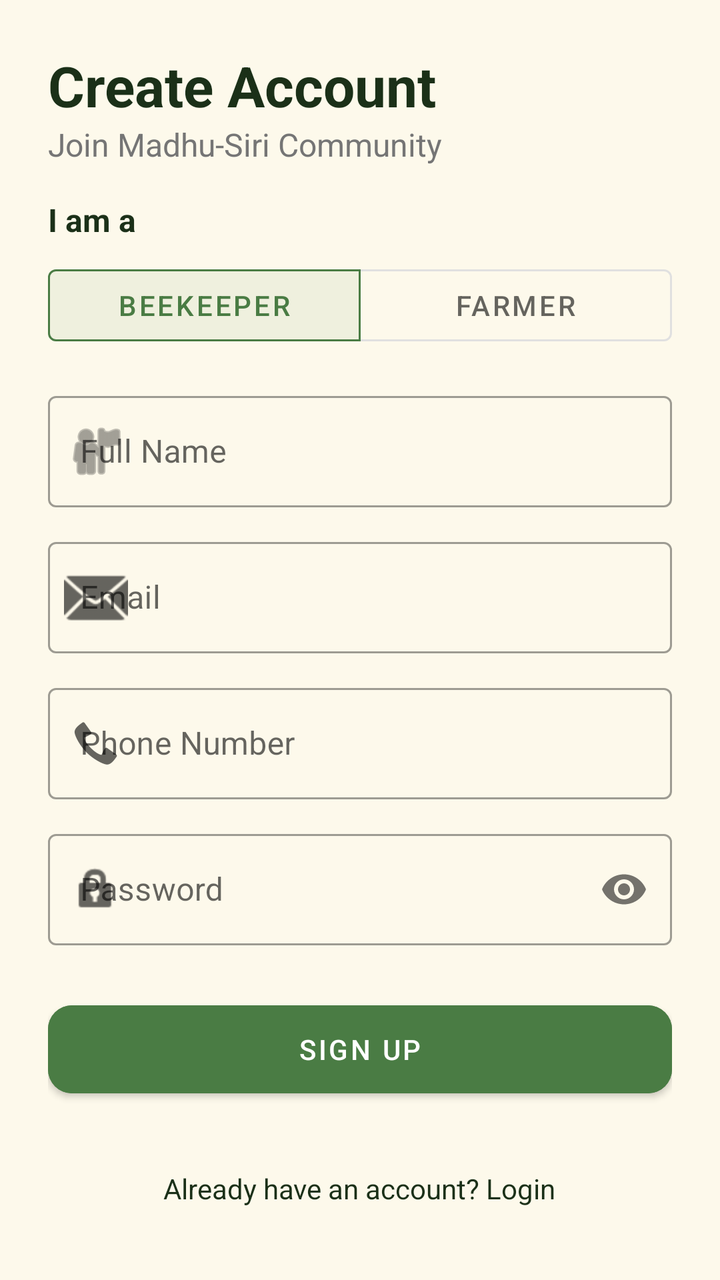
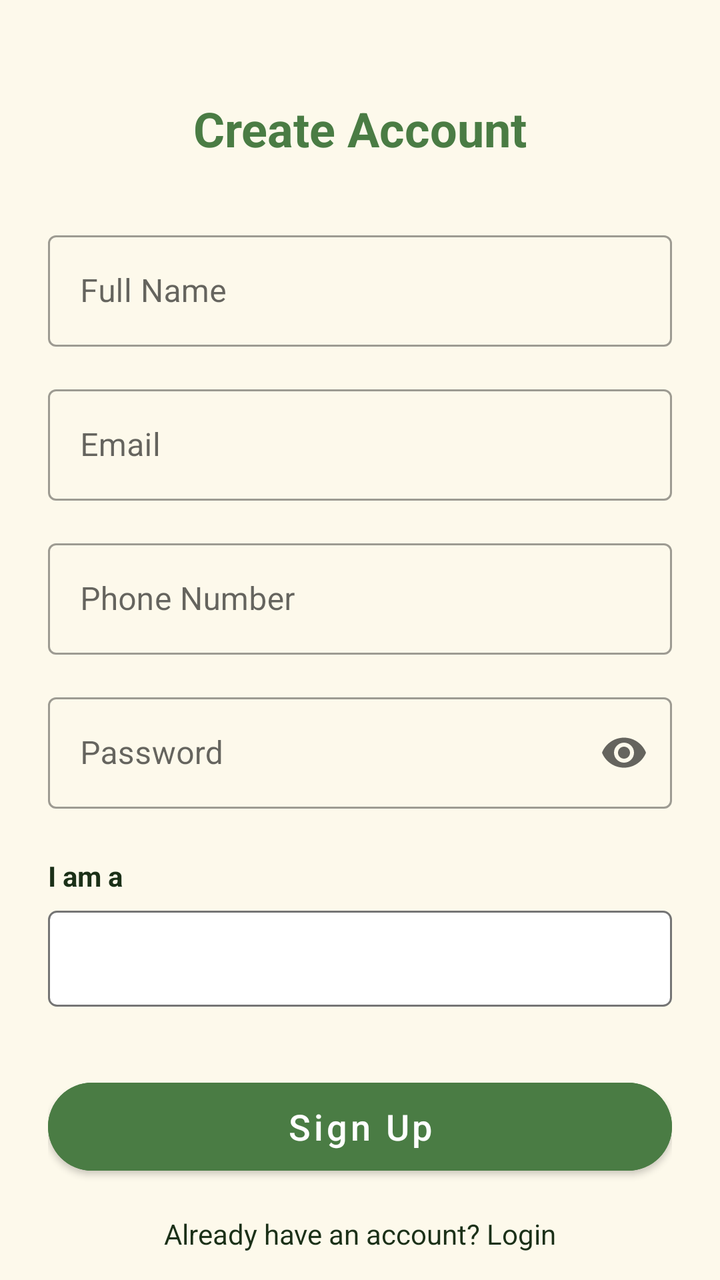

Two renders of the same Android screen: before a commit and after it. Below are the layout's source before the change and the commit's diff.
<!-- AndroidManifest.xml: application theme Theme.MadhuSiri -->
<!-- res/layout/activity_signup.xml -->
<?xml version="1.0" encoding="utf-8"?>
<ScrollView xmlns:android="http://schemas.android.com/apk/res/android"
    xmlns:app="http://schemas.android.com/apk/res-auto"
    android:layout_width="match_parent"
    android:layout_height="match_parent"
    android:fillViewport="true"
    android:background="@color/background_cream">

    <LinearLayout
        android:layout_width="match_parent"
        android:layout_height="wrap_content"
        android:orientation="vertical"
        android:padding="24dp">

        <TextView
            android:layout_width="wrap_content"
            android:layout_height="wrap_content"
            android:text="@string/create_account"
            android:textSize="28sp"
            android:textStyle="bold"
            android:textColor="@color/text_dark" />

        <TextView
            android:layout_width="wrap_content"
            android:layout_height="wrap_content"
            android:text="@string/join_community"
            android:textSize="16sp"
            android:textColor="@color/text_gray"
            android:layout_marginBottom="16dp"/>

        <TextView
            android:layout_width="wrap_content"
            android:layout_height="wrap_content"
            android:text="@string/select_role"
            android:textSize="16sp"
            android:textStyle="bold"
            android:textColor="@color/text_dark"
            android:layout_marginBottom="8dp"/>

        <com.google.android.material.button.MaterialButtonToggleGroup
            android:id="@+id/toggleRole"
            android:layout_width="match_parent"
            android:layout_height="wrap_content"
            app:singleSelection="true"
            app:selectionRequired="true"
            app:checkedButton="@+id/btnRoleBeekeeper"
            android:layout_marginBottom="16dp">

            <Button
                android:id="@+id/btnRoleBeekeeper"
                style="?attr/materialButtonOutlinedStyle"
                android:layout_width="0dp"
                android:layout_height="wrap_content"
                android:layout_weight="1"
                android:text="@string/beekeeper" />

            <Button
                android:id="@+id/btnRoleFarmer"
                style="?attr/materialButtonOutlinedStyle"
                android:layout_width="0dp"
                android:layout_height="wrap_content"
                android:layout_weight="1"
                android:text="@string/farmer" />
        </com.google.android.material.button.MaterialButtonToggleGroup>

        <com.google.android.material.textfield.TextInputLayout
            android:layout_width="match_parent"
            android:layout_height="wrap_content"
            android:hint="@string/name"
            app:startIconDrawable="@android:drawable/ic_menu_myplaces"
            style="@style/Widget.MaterialComponents.TextInputLayout.OutlinedBox">
            <com.google.android.material.textfield.TextInputEditText
                android:id="@+id/etName"
                android:layout_width="match_parent"
                android:layout_height="wrap_content"
                android:inputType="textPersonName"/>
        </com.google.android.material.textfield.TextInputLayout>

        <com.google.android.material.textfield.TextInputLayout
            android:layout_width="match_parent"
            android:layout_height="wrap_content"
            android:hint="@string/email"
            android:layout_marginTop="12dp"
            app:startIconDrawable="@android:drawable/ic_dialog_email"
            style="@style/Widget.MaterialComponents.TextInputLayout.OutlinedBox">
            <com.google.android.material.textfield.TextInputEditText
                android:id="@+id/etEmail"
                android:layout_width="match_parent"
                android:layout_height="wrap_content"
                android:inputType="textEmailAddress"/>
        </com.google.android.material.textfield.TextInputLayout>

        <com.google.android.material.textfield.TextInputLayout
            android:layout_width="match_parent"
            android:layout_height="wrap_content"
            android:hint="@string/phone"
            android:layout_marginTop="12dp"
            app:startIconDrawable="@android:drawable/stat_sys_phone_call"
            style="@style/Widget.MaterialComponents.TextInputLayout.OutlinedBox">
            <com.google.android.material.textfield.TextInputEditText
                android:id="@+id/etPhone"
                android:layout_width="match_parent"
                android:layout_height="wrap_content"
                android:inputType="phone"/>
        </com.google.android.material.textfield.TextInputLayout>

        <com.google.android.material.textfield.TextInputLayout
            android:layout_width="match_parent"
            android:layout_height="wrap_content"
            android:hint="@string/password"
            android:layout_marginTop="12dp"
            app:startIconDrawable="@android:drawable/ic_lock_idle_lock"
            app:passwordToggleEnabled="true"
            style="@style/Widget.MaterialComponents.TextInputLayout.OutlinedBox">
            <com.google.android.material.textfield.TextInputEditText
                android:id="@+id/etPassword"
                android:layout_width="match_parent"
                android:layout_height="wrap_content"
                android:inputType="textPassword"/>
        </com.google.android.material.textfield.TextInputLayout>

        <Button
            android:id="@+id/btnSignup"
            android:layout_width="match_parent"
            android:layout_height="56dp"
            android:text="@string/signup"
            android:layout_marginTop="24dp"
            android:backgroundTint="@color/button_green"
            app:cornerRadius="12dp"/>

        <TextView
            android:id="@+id/tvLogin"
            android:layout_width="wrap_content"
            android:layout_height="wrap_content"
            android:layout_gravity="center"
            android:text="@string/already_account"
            android:layout_marginTop="24dp"
            android:padding="8dp"
            android:textColor="@color/text_dark"/>

    </LinearLayout>
</ScrollView>
<!-- resources referenced by this layout -->
<resources>
  <color name="background_cream">#FDF9EB</color>
  <color name="button_green">#4A7C44</color>
  <color name="text_dark">#1B3018</color>
  <color name="text_gray">#757575</color>
  <string name="already_account">Already have an account? Login</string>
  <string name="beekeeper">Beekeeper</string>
  <string name="create_account">Create Account</string>
  <string name="email">Email</string>
  <string name="farmer">Farmer</string>
  <string name="join_community">Join Madhu-Siri Community</string>
  <string name="name">Full Name</string>
  <string name="password">Password</string>
  <string name="phone">Phone Number</string>
  <string name="select_role">I am a</string>
  <string name="signup">Sign Up</string>
  <style name="Theme.MadhuSiri" parent="Theme.MaterialComponents.Light.NoActionBar">
          
          <item name="colorPrimary">@color/primary_green</item>
          <item name="colorPrimaryVariant">@color/primary_dark</item>
          <item name="colorOnPrimary">@color/white</item>
          
          <item name="colorSecondary">@color/honey_yellow</item>
          <item name="colorSecondaryVariant">@color/honey_orange</item>
          <item name="colorOnSecondary">@color/black</item>
          
          <item name="android:statusBarColor">@color/primary_dark</item>
          
          <item name="android:windowBackground">@color/background_cream</item>
  
          <item name="cardViewStyle">@style/CustomCardView</item>
      </style>
  <color name="primary_green">#4A7C44</color>
  <color name="primary_dark">#2E4B28</color>
  <color name="white">#FFFFFFFF</color>
  <color name="honey_yellow">#FFC107</color>
  <color name="honey_orange">#FF9800</color>
  <color name="black">#FF000000</color>
  <style name="CustomCardView" parent="Widget.MaterialComponents.CardView">
          <item name="cardCornerRadius">16dp</item>
          <item name="cardElevation">2dp</item>
          <item name="cardBackgroundColor">@color/card_bg</item>
      </style>
  <color name="card_bg">#FFFFFF</color>
</resources>

<!-- the commit's change to res/layout/activity_signup.xml (unified diff, before → after) -->
@@ -1,142 +1,146 @@
 <?xml version="1.0" encoding="utf-8"?>
-<ScrollView xmlns:android="http://schemas.android.com/apk/res/android"
+<androidx.core.widget.NestedScrollView xmlns:android="http://schemas.android.com/apk/res/android"
     xmlns:app="http://schemas.android.com/apk/res-auto"
     android:layout_width="match_parent"
     android:layout_height="match_parent"
-    android:fillViewport="true"
     android:background="@color/background_cream">
 
-    <LinearLayout
+    <androidx.constraintlayout.widget.ConstraintLayout
         android:layout_width="match_parent"
         android:layout_height="wrap_content"
-        android:orientation="vertical"
         android:padding="24dp">
 
         <TextView
+            android:id="@+id/tvTitle"
             android:layout_width="wrap_content"
             android:layout_height="wrap_content"
+            android:layout_marginTop="24dp"
             android:text="@string/create_account"
-            android:textSize="28sp"
+            android:textColor="@color/primary_green"
+            android:textSize="24sp"
             android:textStyle="bold"
-            android:textColor="@color/text_dark" />
+            app:layout_constraintEnd_toEndOf="parent"
+            app:layout_constraintStart_toStartOf="parent"
+            app:layout_constraintTop_toTopOf="parent" />
 
-        <TextView
-            android:layout_width="wrap_content"
-            android:layout_height="wrap_content"
-            android:text="@string/join_community"
-            android:textSize="16sp"
-            android:textColor="@color/text_gray"
-            android:layout_marginBottom="16dp"/>
-
-        <TextView
-            android:layout_width="wrap_content"
-            android:layout_height="wrap_content"
-            android:text="@string/select_role"
-            android:textSize="16sp"
-            android:textStyle="bold"
-            android:textColor="@color/text_dark"
-            android:layout_marginBottom="8dp"/>
-
-        <com.google.android.material.button.MaterialButtonToggleGroup
-            android:id="@+id/toggleRole"
+        <com.google.android.material.textfield.TextInputLayout
+            android:id="@+id/tilName"
+            style="@style/Widget.MaterialComponents.TextInputLayout.OutlinedBox"
             android:layout_width="match_parent"
             android:layout_height="wrap_content"
-            app:singleSelection="true"
-            app:selectionRequired="true"
-            app:checkedButton="@+id/btnRoleBeekeeper"
-            android:layout_marginBottom="16dp">
+            android:layout_marginTop="32dp"
+            android:hint="@string/name"
+            app:layout_constraintTop_toBottomOf="@id/tvTitle">
 
-            <Button
-                android:id="@+id/btnRoleBeekeeper"
-                style="?attr/materialButtonOutlinedStyle"
-                android:layout_width="0dp"
-                android:layout_height="wrap_content"
-                android:layout_weight="1"
-                android:text="@string/beekeeper" />
-
-            <Button
-                android:id="@+id/btnRoleFarmer"
-                style="?attr/materialButtonOutlinedStyle"
-                android:layout_width="0dp"
-                android:layout_height="wrap_content"
-                android:layout_weight="1"
-                android:text="@string/farmer" />
-        </com.google.android.material.button.MaterialButtonToggleGroup>
-
-        <com.google.android.material.textfield.TextInputLayout
-            android:layout_width="match_parent"
-            android:layout_height="wrap_content"
-            android:hint="@string/name"
-            app:startIconDrawable="@android:drawable/ic_menu_myplaces"
-            style="@style/Widget.MaterialComponents.TextInputLayout.OutlinedBox">
             <com.google.android.material.textfield.TextInputEditText
                 android:id="@+id/etName"
                 android:layout_width="match_parent"
                 android:layout_height="wrap_content"
-                android:inputType="textPersonName"/>
+                android:inputType="textPersonName" />
         </com.google.android.material.textfield.TextInputLayout>
 
         <com.google.android.material.textfield.TextInputLayout
+            android:id="@+id/tilEmail"
+            style="@style/Widget.MaterialComponents.TextInputLayout.OutlinedBox"
             android:layout_width="match_parent"
             android:layout_height="wrap_content"
+            android:layout_marginTop="16dp"
             android:hint="@string/email"
-            android:layout_marginTop="12dp"
-            app:startIconDrawable="@android:drawable/ic_dialog_email"
-            style="@style/Widget.MaterialComponents.TextInputLayout.OutlinedBox">
+            app:layout_constraintTop_toBottomOf="@id/tilName">
+
             <com.google.android.material.textfield.TextInputEditText
                 android:id="@+id/etEmail"
                 android:layout_width="match_parent"
                 android:layout_height="wrap_content"
-                android:inputType="textEmailAddress"/>
+                android:inputType="textEmailAddress" />
         </com.google.android.material.textfield.TextInputLayout>
 
         <com.google.android.material.textfield.TextInputLayout
+            android:id="@+id/tilPhone"
+            style="@style/Widget.MaterialComponents.TextInputLayout.OutlinedBox"
             android:layout_width="match_parent"
             android:layout_height="wrap_content"
+            android:layout_marginTop="16dp"
             android:hint="@string/phone"
-            android:layout_marginTop="12dp"
-            app:startIconDrawable="@android:drawable/stat_sys_phone_call"
-            style="@style/Widget.MaterialComponents.TextInputLayout.OutlinedBox">
+            app:layout_constraintTop_toBottomOf="@id/tilEmail">
+
             <com.google.android.material.textfield.TextInputEditText
                 android:id="@+id/etPhone"
                 android:layout_width="match_parent"
                 android:layout_height="wrap_content"
-                android:inputType="phone"/>
+                android:inputType="phone" />
         </com.google.android.material.textfield.TextInputLayout>
 
         <com.google.android.material.textfield.TextInputLayout
+            android:id="@+id/tilPassword"
+            style="@style/Widget.MaterialComponents.TextInputLayout.OutlinedBox"
             android:layout_width="match_parent"
             android:layout_height="wrap_content"
+            android:layout_marginTop="16dp"
             android:hint="@string/password"
-            android:layout_marginTop="12dp"
-            app:startIconDrawable="@android:drawable/ic_lock_idle_lock"
-            app:passwordToggleEnabled="true"
-            style="@style/Widget.MaterialComponents.TextInputLayout.OutlinedBox">
+            app:endIconMode="password_toggle"
+            app:layout_constraintTop_toBottomOf="@id/tilPhone">
+
             <com.google.android.material.textfield.TextInputEditText
                 android:id="@+id/etPassword"
                 android:layout_width="match_parent"
                 android:layout_height="wrap_content"
-                android:inputType="textPassword"/>
+                android:inputType="textPassword" />
         </com.google.android.material.textfield.TextInputLayout>
+
+        <TextView
+            android:id="@+id/tvRoleLabel"
+            android:layout_width="wrap_content"
+            android:layout_height="wrap_content"
+            android:layout_marginTop="24dp"
+            android:text="@string/select_role"
+            android:textColor="@color/text_dark"
+            android:textStyle="bold"
+            app:layout_constraintStart_toStartOf="parent"
+            app:layout_constraintTop_toBottomOf="@id/tilPassword" />
+
+        <Spinner
+            android:id="@+id/spinnerRole"
+            android:layout_width="match_parent"
+            android:layout_height="48dp"
+            android:layout_marginTop="8dp"
+            android:background="@drawable/spinner_bg"
+            app:layout_constraintTop_toBottomOf="@id/tvRoleLabel" />
 
         <Button
             android:id="@+id/btnSignup"
             android:layout_width="match_parent"
             android:layout_height="56dp"
+            android:layout_marginTop="32dp"
+            android:backgroundTint="@color/button_green"
             android:text="@string/signup"
-            android:layout_marginTop="24dp"
-            android:backgroundTint="@color/button_green"
-            app:cornerRadius="12dp"/>
+            android:textAllCaps="false"
+            android:textColor="@color/white"
+            android:textSize="18sp"
+            app:cornerRadius="28dp"
+            app:layout_constraintTop_toBottomOf="@id/spinnerRole" />
 
         <TextView
             android:id="@+id/tvLogin"
             android:layout_width="wrap_content"
             android:layout_height="wrap_content"
-            android:layout_gravity="center"
+            android:layout_marginTop="16dp"
             android:text="@string/already_account"
-            android:layout_marginTop="24dp"
-            android:padding="8dp"
-            android:textColor="@color/text_dark"/>
+            android:textColor="@color/text_dark"
+            app:layout_constraintEnd_toEndOf="parent"
+            app:layout_constraintStart_toStartOf="parent"
+            app:layout_constraintTop_toBottomOf="@id/btnSignup" />
 
-    </LinearLayout>
-</ScrollView>
+        <ProgressBar
+            android:id="@+id/progressBar"
+            android:layout_width="wrap_content"
+            android:layout_height="wrap_content"
+            android:visibility="gone"
+            app:layout_constraintBottom_toBottomOf="parent"
+            app:layout_constraintEnd_toEndOf="parent"
+            app:layout_constraintStart_toStartOf="parent"
+            app:layout_constraintTop_toTopOf="parent" />
+
+    </androidx.constraintlayout.widget.ConstraintLayout>
+
+</androidx.core.widget.NestedScrollView>
<!-- resource entries referenced after the edit -->
@@ -5,11 +5,8 @@
   <color name="text_dark">#1B3018</color>
   <color name="text_gray">#757575</color>
   <string name="already_account">Already have an account? Login</string>
-  <string name="beekeeper">Beekeeper</string>
   <string name="create_account">Create Account</string>
   <string name="email">Email</string>
-  <string name="farmer">Farmer</string>
-  <string name="join_community">Join Madhu-Siri Community</string>
   <string name="name">Full Name</string>
   <string name="password">Password</string>
   <string name="phone">Phone Number</string>
@@ -34,6 +31,18 @@
   <color name="primary_green">#4A7C44</color>
   <color name="primary_dark">#2E4B28</color>
   <color name="white">#FFFFFFFF</color>
+  <!-- drawable spinner_bg (drawable) -->
+  <?xml version="1.0" encoding="utf-8"?>
+  <shape xmlns:android="http://schemas.android.com/apk/res/android">
+      <solid android:color="@color/white" />
+      <stroke
+          android:width="1dp"
+          android:color="@color/text_gray" />
+      <corners android:radius="4dp" />
+      <padding
+          android:left="8dp"
+          android:right="8dp" />
+  </shape>
   <color name="honey_yellow">#FFC107</color>
   <color name="honey_orange">#FF9800</color>
   <color name="black">#FF000000</color>
